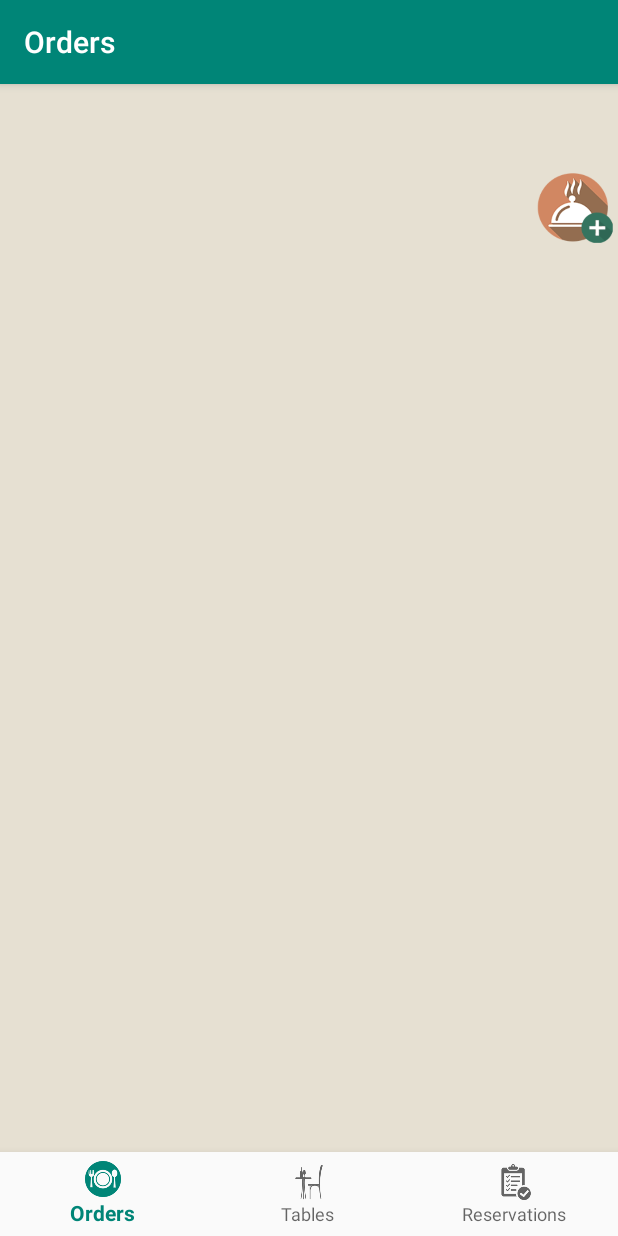
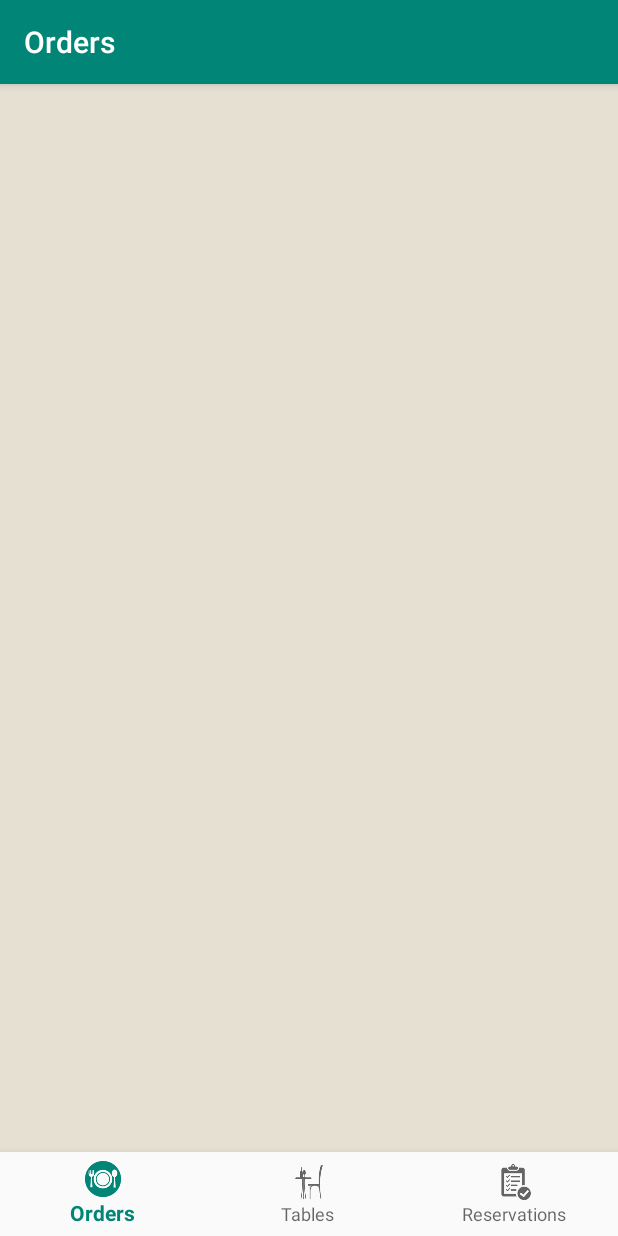
Before and after one commit to AzureMichael/androidProject, an Android app: the OrdersFragment screen opened directly, with no data from a screen before it, on a phone screen of 412 x 824 dp. Run offline under Robolectric (Android 15) with nearby library versions, the phone set to English and light mode, and no system bars; our stand-ins replace Firebase (no records; nobody signed in at launch, a user with empty details on screens opened directly), navigation-ui.

Commit message:
Some ui changes

```diff
--- a/app/src/main/res/layout/order_fragment_waiter.xml
+++ b/app/src/main/res/layout/order_fragment_waiter.xml
@@ -7,6 +7,7 @@
     android:background="#E6E0D2"
     android:hapticFeedbackEnabled="false">
 
+    <!--
     <Button
         android:id="@+id/createOrderButton"
         android:layout_width="58dp"
@@ -18,16 +19,17 @@
         app:layout_constraintStart_toStartOf="parent"
         app:layout_constraintTop_toTopOf="parent"
         app:layout_constraintVertical_bias="0.0" />
+    -->
 
     <ListView
         android:id="@+id/list"
         android:layout_width="wrap_content"
-        android:layout_height="wrap_content"
+        android:layout_height="0dp"
         app:layout_constraintBottom_toBottomOf="parent"
         app:layout_constraintEnd_toEndOf="parent"
         app:layout_constraintHorizontal_bias="0.0"
         app:layout_constraintStart_toStartOf="parent"
-        app:layout_constraintTop_toBottomOf="@+id/createOrderButton"
+        app:layout_constraintTop_toTopOf="parent"
         app:layout_constraintVertical_bias="0.023" />
-
+    <!--app:layout_constraintTop_toBottomOf="@+id/createOrderButton"-->
 </androidx.constraintlayout.widget.ConstraintLayout>
```
Also changed, not shown: app/src/main/res/layout/orders_item_layout.xml (+0 -10 lines).
